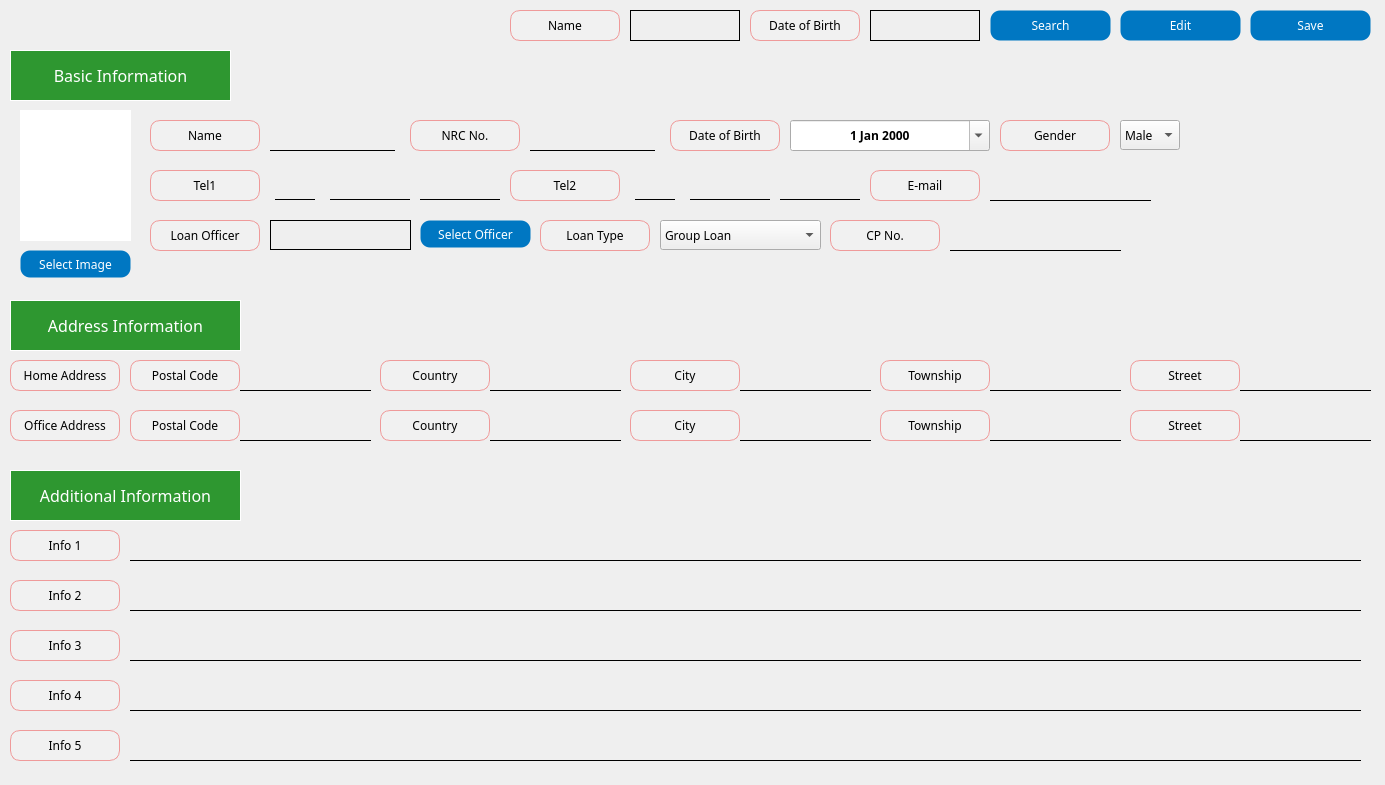
DY-Microfinance-Customer-Management/dymf-algorithm, file app/src/pages/search/customer_backup.ui: the form before one commit.
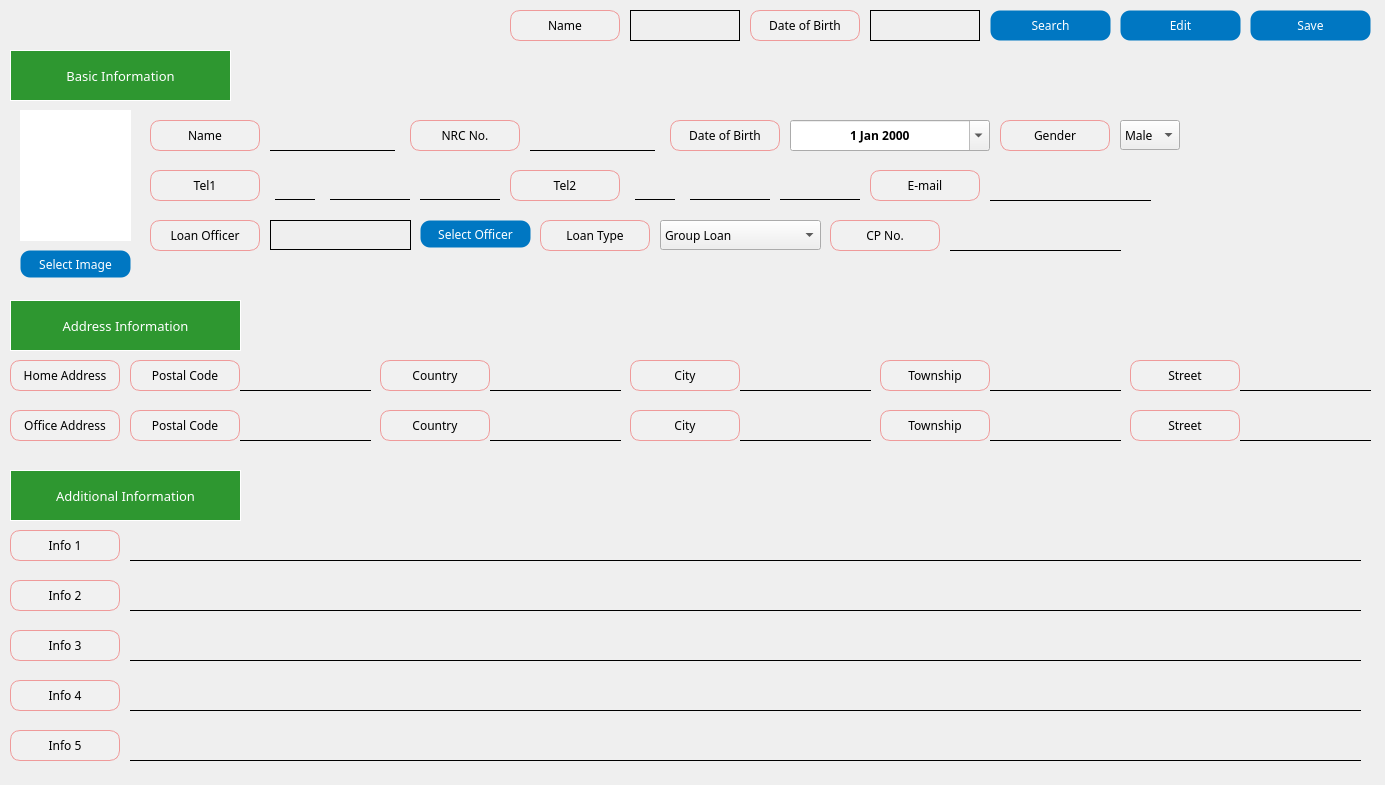
The form after the commit.

What changed in the file:
```diff
--- a/app/src/pages/search/customer_backup.ui
+++ b/app/src/pages/search/customer_backup.ui
@@ -2561,7 +2561,7 @@
     <property name="font">
      <font>
       <family>Arial Black</family>
-      <pointsize>12</pointsize>
+      <pointsize>10</pointsize>
      </font>
     </property>
     <property name="styleSheet">
@@ -2589,7 +2589,7 @@
     <property name="font">
      <font>
       <family>Arial Black</family>
-      <pointsize>12</pointsize>
+      <pointsize>10</pointsize>
      </font>
     </property>
     <property name="styleSheet">
@@ -2617,7 +2617,7 @@
     <property name="font">
      <font>
       <family>Arial Black</family>
-      <pointsize>12</pointsize>
+      <pointsize>10</pointsize>
      </font>
     </property>
     <property name="styleSheet">
```
